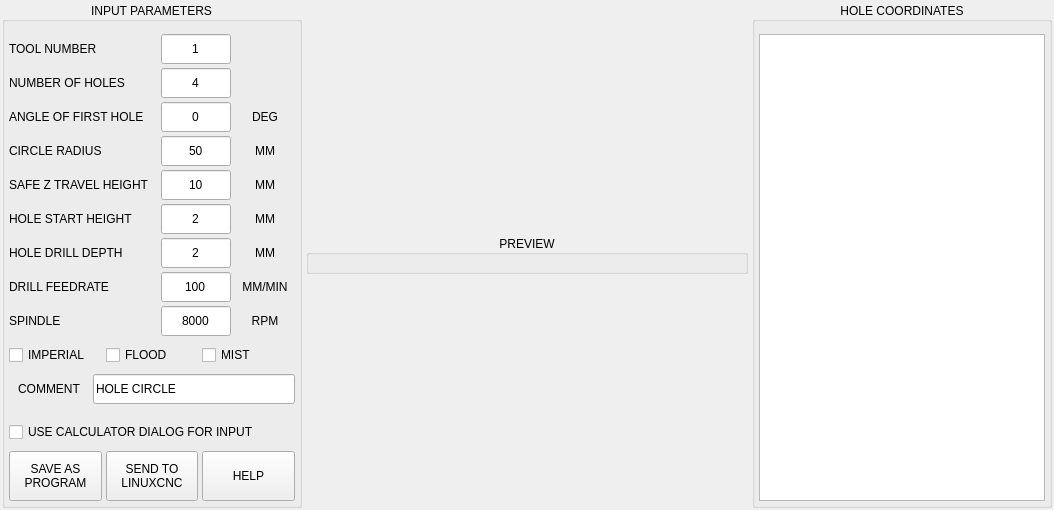
Before: the Qt Designer form utils/hole_circle.ui in persei802/QtDragon_hd, drawn with Qt 5.
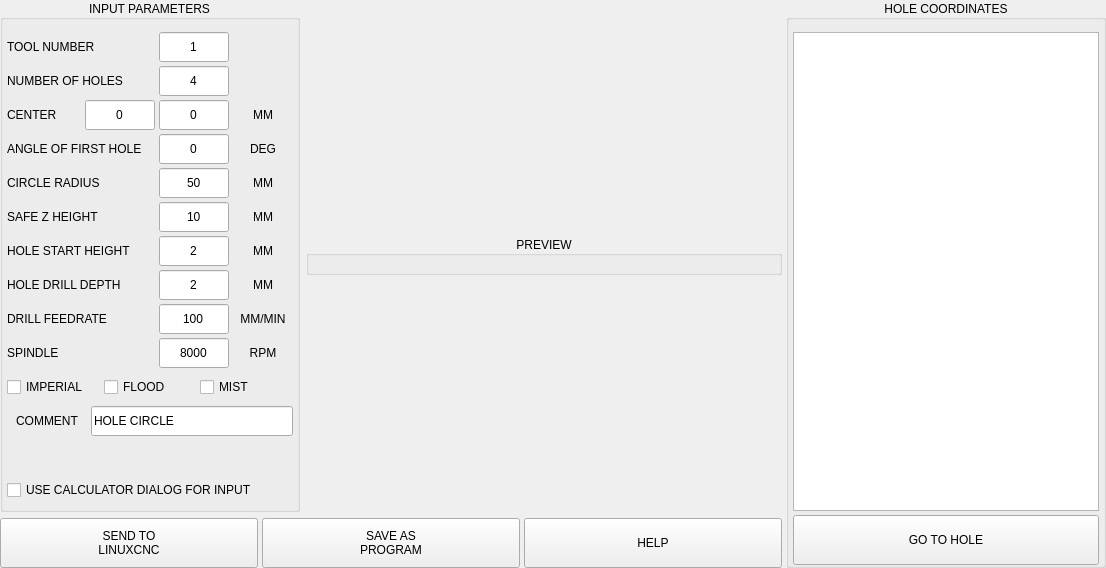
After: the same form once the commit is applied.

Diff of the .ui file:
```diff
--- a/utils/hole_circle.ui
+++ b/utils/hole_circle.ui
@@ -6,58 +6,47 @@
    <rect>
     <x>0</x>
     <y>0</y>
-    <width>1054</width>
-    <height>510</height>
+    <width>1106</width>
+    <height>568</height>
    </rect>
   </property>
   <property name="windowTitle">
    <string>Form</string>
   </property>
+  <layout class="QHBoxLayout" name="horizontalLayout_14" stretch="1,0">
+   <property name="spacing">
+    <number>4</number>
+   </property>
+   <property name="leftMargin">
+    <number>0</number>
+   </property>
+   <property name="topMargin">
+    <number>0</number>
+   </property>
+   <property name="rightMargin">
+    <number>0</number>
+   </property>
+   <property name="bottomMargin">
+    <number>0</number>
+   </property>
+   <item>
   <layout class="QVBoxLayout" name="verticalLayout_2">
    <property name="spacing">
-    <number>4</number>
-   </property>
-   <property name="leftMargin">
-    <number>0</number>
-   </property>
-   <property name="topMargin">
-    <number>0</number>
+      <number>6</number>
    </property>
    <property name="rightMargin">
     <number>0</number>
    </property>
-   <property name="bottomMargin">
-    <number>0</number>
-   </property>
    <item>
-    <widget class="QFrame" name="frame_hole_circle">
-     <property name="maximumSize">
-      <size>
-       <width>16777215</width>
-       <height>16777215</height>
-      </size>
-     </property>
-     <property name="frameShape">
-      <enum>QFrame::NoFrame</enum>
-     </property>
-     <property name="frameShadow">
-      <enum>QFrame::Plain</enum>
-     </property>
-     <layout class="QHBoxLayout" name="horizontalLayout" stretch="0,1,0">
-      <property name="spacing">
-       <number>4</number>
-      </property>
-      <property name="leftMargin">
-       <number>2</number>
-      </property>
+      <layout class="QHBoxLayout" name="horizontalLayout_15">
       <property name="topMargin">
-       <number>2</number>
+        <number>0</number>
       </property>
       <property name="rightMargin">
-       <number>2</number>
+        <number>0</number>
       </property>
       <property name="bottomMargin">
-       <number>2</number>
+        <number>0</number>
       </property>
       <item>
        <widget class="QGroupBox" name="groupbox_parameters">
@@ -90,35 +79,13 @@
           <number>4</number>
          </property>
          <item>
-          <widget class="QWidget" name="widget_tool" native="true">
-           <property name="minimumSize">
-            <size>
-             <width>0</width>
-             <height>30</height>
-            </size>
-           </property>
-           <property name="maximumSize">
-            <size>
-             <width>16777215</width>
-             <height>30</height>
-            </size>
-           </property>
-           <layout class="QHBoxLayout" name="horizontalLayout_9">
+           <layout class="QHBoxLayout" name="horizontalLayout_6">
             <property name="spacing">
              <number>4</number>
             </property>
-            <property name="leftMargin">
-             <number>0</number>
-            </property>
             <property name="topMargin">
              <number>0</number>
             </property>
-            <property name="rightMargin">
-             <number>0</number>
-            </property>
-            <property name="bottomMargin">
-             <number>0</number>
-            </property>
             <item>
              <widget class="QLabel" name="lbl_tool">
               <property name="minimumSize">
@@ -149,13 +116,13 @@
               <property name="minimumSize">
                <size>
                 <width>70</width>
-                <height>0</height>
+                <height>30</height>
                </size>
               </property>
               <property name="maximumSize">
                <size>
                 <width>70</width>
-                <height>16777215</height>
+                <height>30</height>
                </size>
               </property>
               <property name="text">
@@ -189,38 +156,15 @@
              </widget>
             </item>
            </layout>
-          </widget>
          </item>
          <item>
-          <widget class="QWidget" name="widget_num_holes" native="true">
-           <property name="minimumSize">
-            <size>
-             <width>0</width>
-             <height>30</height>
-            </size>
-           </property>
-           <property name="maximumSize">
-            <size>
-             <width>16777215</width>
-             <height>30</height>
-            </size>
-           </property>
-           <layout class="QHBoxLayout" name="horizontalLayout_6">
+           <layout class="QHBoxLayout" name="horizontalLayout_3">
             <property name="spacing">
              <number>4</number>
             </property>
-            <property name="leftMargin">
-             <number>0</number>
-            </property>
             <property name="topMargin">
              <number>0</number>
             </property>
-            <property name="rightMargin">
-             <number>0</number>
-            </property>
-            <property name="bottomMargin">
-             <number>0</number>
-            </property>
             <item>
              <widget class="QLabel" name="lbl_num_holes">
               <property name="minimumSize">
@@ -251,13 +195,13 @@
               <property name="minimumSize">
                <size>
                 <width>70</width>
-                <height>0</height>
+                <height>30</height>
                </size>
               </property>
               <property name="maximumSize">
                <size>
                 <width>70</width>
-                <height>16777215</height>
+                <height>30</height>
                </size>
               </property>
               <property name="text">
@@ -303,49 +247,139 @@
              </widget>
             </item>
            </layout>
-          </widget>
          </item>
          <item>
-          <widget class="QWidget" name="widget_first" native="true">
+           <layout class="QHBoxLayout" name="horizontalLayout">
+            <property name="spacing">
+             <number>4</number>
+            </property>
+            <property name="topMargin">
+             <number>0</number>
+            </property>
+            <item>
+             <widget class="QLabel" name="label">
            <property name="minimumSize">
             <size>
              <width>0</width>
+                <height>0</height>
+               </size>
+              </property>
+              <property name="maximumSize">
+               <size>
+                <width>160</width>
+                <height>16777215</height>
+               </size>
+              </property>
+              <property name="text">
+               <string>CENTER</string>
+              </property>
+             </widget>
+            </item>
+            <item>
+             <widget class="QLineEdit" name="lineEdit_center_x">
+              <property name="sizePolicy">
+               <sizepolicy hsizetype="Preferred" vsizetype="Preferred">
+                <horstretch>0</horstretch>
+                <verstretch>0</verstretch>
+               </sizepolicy>
+              </property>
+              <property name="minimumSize">
+               <size>
+                <width>70</width>
              <height>30</height>
             </size>
            </property>
            <property name="maximumSize">
             <size>
-             <width>16777215</width>
+                <width>70</width>
              <height>30</height>
             </size>
            </property>
-           <layout class="QHBoxLayout" name="horizontalLayout_7">
+              <property name="focusPolicy">
+               <enum>Qt::ClickFocus</enum>
+              </property>
+              <property name="text">
+               <string>0</string>
+              </property>
+              <property name="alignment">
+               <set>Qt::AlignCenter</set>
+              </property>
+             </widget>
+            </item>
+            <item>
+             <widget class="QLineEdit" name="lineEdit_center_y">
+              <property name="sizePolicy">
+               <sizepolicy hsizetype="Preferred" vsizetype="Preferred">
+                <horstretch>0</horstretch>
+                <verstretch>0</verstretch>
+               </sizepolicy>
+              </property>
+              <property name="minimumSize">
+               <size>
+                <width>70</width>
+                <height>30</height>
+               </size>
+              </property>
+              <property name="maximumSize">
+               <size>
+                <width>70</width>
+                <height>30</height>
+               </size>
+              </property>
+              <property name="focusPolicy">
+               <enum>Qt::ClickFocus</enum>
+              </property>
+              <property name="text">
+               <string>0</string>
+              </property>
+              <property name="alignment">
+               <set>Qt::AlignCenter</set>
+              </property>
+             </widget>
+            </item>
+            <item>
+             <widget class="QLabel" name="lbl_center_unit">
+              <property name="minimumSize">
+               <size>
+                <width>60</width>
+                <height>24</height>
+               </size>
+              </property>
+              <property name="maximumSize">
+               <size>
+                <width>60</width>
+                <height>24</height>
+               </size>
+              </property>
+              <property name="text">
+               <string>MM</string>
+              </property>
+              <property name="alignment">
+               <set>Qt::AlignCenter</set>
+              </property>
+             </widget>
+            </item>
+           </layout>
+          </item>
+          <item>
+           <layout class="QHBoxLayout" name="horizontalLayout_16">
             <property name="spacing">
              <number>4</number>
             </property>
-            <property name="leftMargin">
-             <number>0</number>
-            </property>
             <property name="topMargin">
              <number>0</number>
             </property>
-            <property name="rightMargin">
-             <number>0</number>
-            </property>
-            <property name="bottomMargin">
-             <number>0</number>
-            </property>
             <item>
              <widget class="QLabel" name="lbl_first">
               <property name="minimumSize">
                <size>
-                <width>160</width>
+                <width>0</width>
                 <height>0</height>
                </size>
               </property>
               <property name="maximumSize">
                <size>
-                <width>160</width>
+                <width>16777215</width>
                 <height>16777215</height>
                </size>
               </property>
@@ -368,13 +402,13 @@
               <property name="minimumSize">
                <size>
                 <width>70</width>
-                <height>0</height>
+                <height>30</height>
                </size>
               </property>
               <property name="maximumSize">
                <size>
                 <width>70</width>
-                <height>16777215</height>
+                <height>30</height>
                </size>
               </property>
               <property name="toolTip">
@@ -392,7 +426,7 @@
              </widget>
             </item>
             <item>
-             <widget class="QLabel" name="lbl_first_2">
+             <widget class="QLabel" name="lbl_first_unit">
               <property name="sizePolicy">
                <sizepolicy hsizetype="Preferred" vsizetype="Preferred">
                 <horstretch>0</horstretch>
@@ -423,49 +457,26 @@
              </widget>
             </item>
            </layout>
-          </widget>
          </item>
          <item>
-          <widget class="QWidget" name="widget_radius" native="true">
-           <property name="minimumSize">
-            <size>
-             <width>0</width>
-             <height>30</height>
-            </size>
-           </property>
-           <property name="maximumSize">
-            <size>
-             <width>16777215</width>
-             <height>30</height>
-            </size>
-           </property>
-           <layout class="QHBoxLayout" name="horizontalLayout_8">
+           <layout class="QHBoxLayout" name="horizontalLayout_7">
             <property name="spacing">
              <number>4</number>
             </property>
-            <property name="leftMargin">
-             <number>0</number>
-            </property>
             <property name="topMargin">
              <number>0</number>
             </property>
-            <property name="rightMargin">
-             <number>0</number>
-            </property>
-            <property name="bottomMargin">
-             <number>0</number>
-            </property>
             <item>
              <widget class="QLabel" name="lbl_radius">
               <property name="minimumSize">
                <size>
-                <width>160</width>
+                <width>0</width>
                 <height>0</height>
                </size>
               </property>
               <property name="maximumSize">
                <size>
-                <width>160</width>
+                <width>16777215</width>
                 <height>16777215</height>
                </size>
               </property>
@@ -485,13 +496,13 @@
               <property name="minimumSize">
                <size>
                 <width>70</width>
-                <height>0</height>
+                <height>30</height>
                </size>
               </property>
               <property name="maximumSize">
                <size>
                 <width>70</width>
-                <height>16777215</height>
+                <height>30</height>
                </size>
               </property>
               <property name="text">
@@ -537,54 +548,31 @@
              </widget>
             </item>
            </layout>
-          </widget>
          </item>
          <item>
-          <widget class="QWidget" name="widget_safe_z" native="true">
-           <property name="minimumSize">
-            <size>
-             <width>0</width>
-             <height>30</height>
-            </size>
-           </property>
-           <property name="maximumSize">
-            <size>
-             <width>16777215</width>
-             <height>30</height>
-            </size>
-           </property>
-           <layout class="QHBoxLayout" name="horizontalLayout_2">
+           <layout class="QHBoxLayout" name="horizontalLayout_8">
             <property name="spacing">
              <number>4</number>
             </property>
-            <property name="leftMargin">
-             <number>0</number>
-            </property>
             <property name="topMargin">
              <number>0</number>
             </property>
-            <property name="rightMargin">
-             <number>0</number>
-            </property>
-            <property name="bottomMargin">
-             <number>0</number>
-            </property>
             <item>
              <widget class="QLabel" name="lbl_safe_z">
               <property name="minimumSize">
                <size>
-                <width>160</width>
+                <width>0</width>
                 <height>0</height>
                </size>
               </property>
               <property name="maximumSize">
                <size>
-                <width>160</width>
+                <width>16777215</width>
                 <height>16777215</height>
                </size>
               </property>
               <property name="text">
-               <string>SAFE Z TRAVEL HEIGHT</string>
+               <string>SAFE Z HEIGHT</string>
               </property>
              </widget>
             </item>
@@ -599,13 +587,13 @@
               <property name="minimumSize">
                <size>
                 <width>70</width>
-                <height>0</height>
+                <height>30</height>
                </size>
               </property>
               <property name="maximumSize">
                <size>
                 <width>70</width>
-                <height>16777215</height>
+                <height>30</height>
                </size>
               </property>
               <property name="text">
@@ -651,43 +639,20 @@
              </widget>
             </item>
            </layout>
-          </widget>
          </item>
          <item>
-          <widget class="QWidget" name="widget_start_height" native="true">
-           <property name="minimumSize">
-            <size>
-             <width>0</width>
-             <height>30</height>
-            </size>
-           </property>
-           <property name="maximumSize">
-            <size>
-             <width>16777215</width>
-             <height>30</height>
-            </size>
-           </property>
-           <layout class="QHBoxLayout" name="horizontalLayout_3">
+           <layout class="QHBoxLayout" name="horizontalLayout_2">
             <property name="spacing">
              <number>4</number>
             </property>
-            <property name="leftMargin">
-             <number>0</number>
-            </property>
             <property name="topMargin">
              <number>0</number>
             </property>
-            <property name="rightMargin">
-             <number>0</number>
-            </property>
-            <property name="bottomMargin">
-             <number>0</number>
-            </property>
             <item>
              <widget class="QLabel" name="lbl_start_height">
               <property name="maximumSize">
                <size>
-                <width>160</width>
+                <width>16777215</width>
                 <height>16777215</height>
                </size>
               </property>
@@ -697,7 +662,7 @@
              </widget>
             </item>
             <item>
-             <widget class="QLineEdit" name="lineEdit_start_height">
+             <widget class="QLineEdit" name="lineEdit_start">
               <property name="sizePolicy">
                <sizepolicy hsizetype="Preferred" vsizetype="Preferred">
                 <horstretch>0</horstretch>
@@ -707,13 +672,13 @@
               <property name="minimumSize">
                <size>
                 <width>70</width>
-                <height>0</height>
+                <height>30</height>
                </size>
               </property>
               <property name="maximumSize">
                <size>
                 <width>70</width>
-                <height>16777215</height>
+                <height>30</height>
                </size>
               </property>
               <property name="text">
@@ -725,7 +690,7 @@
              </widget>
             </item>
             <item>
-             <widget class="QLabel" name="lbl_start_height_unit">
+             <widget class="QLabel" name="lbl_start_unit">
               <property name="sizePolicy">
                <sizepolicy hsizetype="Preferred" vsizetype="Preferred">
                 <horstretch>0</horstretch>
@@ -756,49 +721,26 @@
              </widget>
             </item>
            </layout>
-          </widget>
          </item>
          <item>
-          <widget class="QWidget" name="widget_depth" native="true">
-           <property name="minimumSize">
-            <size>
-             <width>0</width>
-             <height>30</height>
-            </size>
-           </property>
-           <property name="maximumSize">
-            <size>
-             <width>16777215</width>
-             <height>30</height>
-            </size>
-           </property>
-           <layout class="QHBoxLayout" name="horizontalLayout_4">
+           <layout class="QHBoxLayout" name="horizontalLayout_11">
             <property name="spacing">
              <number>4</number>
             </property>
-            <property name="leftMargin">
-             <number>0</number>
-            </property>
             <property name="topMargin">
              <number>0</number>
             </property>
-            <property name="rightMargin">
-             <number>0</number>
-            </property>
-            <property name="bottomMargin">
-             <number>0</number>
-            </property>
             <item>
              <widget class="QLabel" name="lbl_depth">
               <property name="minimumSize">
                <size>
-                <width>160</width>
+                <width>0</width>
                 <height>0</height>
                </size>
               </property>
               <property name="maximumSize">
                <size>
-                <width>160</width>
+                <width>16777215</width>
                 <height>16777215</height>
                </size>
               </property>
@@ -818,13 +760,13 @@
               <property name="minimumSize">
                <size>
                 <width>70</width>
-                <height>0</height>
+                <height>30</height>
                </size>
               </property>
               <property name="maximumSize">
                <size>
                 <width>70</width>
-                <height>16777215</height>
+                <height>30</height>
                </size>
               </property>
               <property name="text">
@@ -867,43 +809,20 @@
              </widget>
             </item>
            </layout>
-          </widget>
          </item>
          <item>
-          <widget class="QWidget" name="widget_drill_feedrate" native="true">
-           <property name="minimumSize">
-            <size>
-             <width>0</width>
-             <height>30</height>
-            </size>
-           </property>
-           <property name="maximumSize">
-            <size>
-             <width>16777215</width>
-             <height>30</height>
-            </size>
-           </property>
-           <layout class="QHBoxLayout" name="horizontalLayout_10">
+           <layout class="QHBoxLayout" name="horizontalLayout_4">
             <property name="spacing">
              <number>4</number>
             </property>
-            <property name="leftMargin">
-             <number>0</number>
-            </property>
             <property name="topMargin">
              <number>0</number>
             </property>
-            <property name="rightMargin">
-             <number>0</number>
-            </property>
-            <property name="bottomMargin">
-             <number>0</number>
-            </property>
             <item>
              <widget class="QLabel" name="lbl_drill_feed">
               <property name="maximumSize">
                <size>
-                <width>160</width>
+                <width>16777215</width>
                 <height>16777215</height>
                </size>
               </property>
@@ -923,13 +842,13 @@
               <property name="minimumSize">
                <size>
                 <width>70</width>
-                <height>0</height>
+                <height>30</height>
                </size>
               </property>
               <property name="maximumSize">
                <size>
                 <width>70</width>
-                <height>16777215</height>
+                <height>30</height>
                </size>
               </property>
               <property name="text">
@@ -975,43 +894,20 @@
              </widget>
             </item>
            </layout>
-          </widget>
          </item>
          <item>
-          <widget class="QWidget" name="widget_spindle" native="true">
-           <property name="minimumSize">
-            <size>
-             <width>0</width>
-             <height>30</height>
-            </size>
-           </property>
-           <property name="maximumSize">
-            <size>
-             <width>16777215</width>
-             <height>30</height>
-            </size>
-           </property>
-           <layout class="QHBoxLayout" name="horizontalLayout_12">
+           <layout class="QHBoxLayout" name="horizontalLayout_10">
             <property name="spacing">
              <number>4</number>
             </property>
-            <property name="leftMargin">
-             <number>0</number>
-            </property>
             <property name="topMargin">
              <number>0</number>
             </property>
-            <property name="rightMargin">
-             <number>0</number>
-            </property>
-            <property name="bottomMargin">
-             <number>0</number>
-            </property>
             <item>
              <widget class="QLabel" name="lbl_spindle">
               <property name="maximumSize">
                <size>
-                <width>160</width>
+                <width>16777215</width>
                 <height>16777215</height>
                </size>
               </property>
@@ -1031,13 +927,13 @@
               <property name="minimumSize">
                <size>
                 <width>70</width>
-                <height>0</height>
+                <height>30</height>
                </size>
               </property>
               <property name="maximumSize">
                <size>
                 <width>70</width>
-                <height>16777215</height>
+                <height>30</height>
                </size>
               </property>
               <property name="text">
@@ -1083,7 +979,6 @@
              </widget>
             </item>
            </layout>
-          </widget>
          </item>
          <item>
           <layout class="QHBoxLayout" name="horizontalLayout_5">
@@ -1171,35 +1066,13 @@
           </layout>
          </item>
          <item>
-          <widget class="QWidget" name="widget_comment" native="true">
-           <property name="minimumSize">
-            <size>
-             <width>0</width>
-             <height>30</height>
-            </size>
-           </property>
-           <property name="maximumSize">
-            <size>
-             <width>16777215</width>
-             <height>30</height>
-            </size>
-           </property>
-           <layout class="QHBoxLayout" name="horizontalLayout_11">
+           <layout class="QHBoxLayout" name="horizontalLayout_9">
             <property name="spacing">
              <number>4</number>
             </property>
-            <property name="leftMargin">
-             <number>0</number>
-            </property>
             <property name="topMargin">
              <number>0</number>
             </property>
-            <property name="rightMargin">
-             <number>0</number>
-            </property>
-            <property name="bottomMargin">
-             <number>0</number>
-            </property>
             <item>
              <widget class="QLabel" name="lbl_comment">
               <property name="minimumSize">
@@ -1233,6 +1106,18 @@
                 <verstretch>0</verstretch>
                </sizepolicy>
               </property>
+              <property name="minimumSize">
+               <size>
+                <width>0</width>
+                <height>30</height>
+               </size>
+              </property>
+              <property name="maximumSize">
+               <size>
+                <width>16777215</width>
+                <height>30</height>
+               </size>
+              </property>
               <property name="toolTip">
                <string/>
               </property>
@@ -1245,7 +1130,6 @@
              </widget>
             </item>
            </layout>
-          </widget>
          </item>
          <item>
           <spacer name="verticalSpacer">
@@ -1285,6 +1169,54 @@
            </property>
           </widget>
          </item>
+         </layout>
+        </widget>
+       </item>
+       <item>
+        <widget class="QGroupBox" name="groupbox_preview">
+         <property name="maximumSize">
+          <size>
+           <width>16777215</width>
+           <height>16777215</height>
+          </size>
+         </property>
+         <property name="title">
+          <string>PREVIEW</string>
+         </property>
+         <property name="alignment">
+          <set>Qt::AlignCenter</set>
+         </property>
+         <layout class="QVBoxLayout" name="layout_gb_preview" stretch="1">
+          <property name="spacing">
+           <number>4</number>
+          </property>
+          <property name="sizeConstraint">
+           <enum>QLayout::SetMaximumSize</enum>
+          </property>
+          <property name="leftMargin">
+           <number>4</number>
+          </property>
+          <property name="topMargin">
+           <number>12</number>
+          </property>
+          <property name="rightMargin">
+           <number>4</number>
+          </property>
+          <property name="bottomMargin">
+           <number>4</number>
+          </property>
+          <item>
+           <layout class="QVBoxLayout" name="layout_preview">
+            <property name="spacing">
+             <number>4</number>
+            </property>
+           </layout>
+          </item>
+         </layout>
+        </widget>
+       </item>
+      </layout>
+     </item>
          <item>
           <widget class="QWidget" name="widget_buttons" native="true">
            <property name="minimumSize">
@@ -1315,35 +1247,6 @@
             <property name="bottomMargin">
              <number>0</number>
             </property>
-            <item>
-             <widget class="QPushButton" name="btn_save">
-              <property name="sizePolicy">
-               <sizepolicy hsizetype="Preferred" vsizetype="Preferred">
-                <horstretch>0</horstretch>
-                <verstretch>0</verstretch>
-               </sizepolicy>
-              </property>
-              <property name="minimumSize">
-               <size>
-                <width>0</width>
-                <height>50</height>
-               </size>
-              </property>
-              <property name="maximumSize">
-               <size>
-                <width>16777215</width>
-                <height>50</height>
-               </size>
-              </property>
-              <property name="toolTip">
-               <string>Create program and save to file</string>
-              </property>
-              <property name="text">
-               <string>SAVE AS
-PROGRAM</string>
-              </property>
-             </widget>
-            </item>
             <item>
              <widget class="QPushButton" name="btn_send">
               <property name="sizePolicy">
@@ -1373,6 +1276,35 @@
               </property>
              </widget>
             </item>
+        <item>
+         <widget class="QPushButton" name="btn_save">
+          <property name="sizePolicy">
+           <sizepolicy hsizetype="Preferred" vsizetype="Preferred">
+            <horstretch>0</horstretch>
+            <verstretch>0</verstretch>
+           </sizepolicy>
+          </property>
+          <property name="minimumSize">
+           <size>
+            <width>0</width>
+            <height>50</height>
+           </size>
+          </property>
+          <property name="maximumSize">
+           <size>
+            <width>16777215</width>
+            <height>50</height>
+           </size>
+          </property>
+          <property name="toolTip">
+           <string>Create program and save to file</string>
+          </property>
+          <property name="text">
+           <string>SAVE AS
+PROGRAM</string>
+          </property>
+         </widget>
+        </item>
             <item>
              <widget class="QPushButton" name="btn_help">
               <property name="sizePolicy">
@@ -1408,56 +1340,12 @@
           </widget>
          </item>
         </layout>
-       </widget>
-      </item>
-      <item>
-       <widget class="QGroupBox" name="groupbox_preview">
-        <property name="maximumSize">
-         <size>
-          <width>16777215</width>
-          <height>16777215</height>
-         </size>
-        </property>
-        <property name="title">
-         <string>PREVIEW</string>
-        </property>
-        <property name="alignment">
-         <set>Qt::AlignCenter</set>
-        </property>
-        <layout class="QVBoxLayout" name="layout_gb_preview" stretch="1">
-         <property name="spacing">
-          <number>4</number>
-         </property>
-         <property name="sizeConstraint">
-          <enum>QLayout::SetMaximumSize</enum>
-         </property>
-         <property name="leftMargin">
-          <number>4</number>
-         </property>
-         <property name="topMargin">
-          <number>12</number>
-         </property>
-         <property name="rightMargin">
-          <number>4</number>
-         </property>
-         <property name="bottomMargin">
-          <number>4</number>
-         </property>
-         <item>
-          <layout class="QVBoxLayout" name="layout_preview">
-           <property name="spacing">
-            <number>4</number>
-           </property>
-          </layout>
-         </item>
-        </layout>
-       </widget>
       </item>
       <item>
        <widget class="QGroupBox" name="groupBox_report">
         <property name="minimumSize">
          <size>
-          <width>300</width>
+       <width>320</width>
           <height>0</height>
          </size>
         </property>
@@ -1481,7 +1369,7 @@
           <number>4</number>
          </property>
          <property name="bottomMargin">
-          <number>4</number>
+       <number>0</number>
          </property>
          <item>
           <widget class="QTableView" name="report">
@@ -1496,7 +1384,29 @@
            </attribute>
           </widget>
          </item>
-        </layout>
+      <item>
+       <widget class="QPushButton" name="btn_goto_hole">
+        <property name="sizePolicy">
+         <sizepolicy hsizetype="Preferred" vsizetype="Preferred">
+          <horstretch>0</horstretch>
+          <verstretch>0</verstretch>
+         </sizepolicy>
+        </property>
+        <property name="minimumSize">
+         <size>
+          <width>0</width>
+          <height>50</height>
+         </size>
+        </property>
+        <property name="maximumSize">
+         <size>
+          <width>16777215</width>
+          <height>50</height>
+         </size>
+        </property>
+        <property name="text">
+         <string>GO TO HOLE</string>
+        </property>
        </widget>
       </item>
      </layout>
```
Lines whose indentation alone changed are shown as unchanged.
